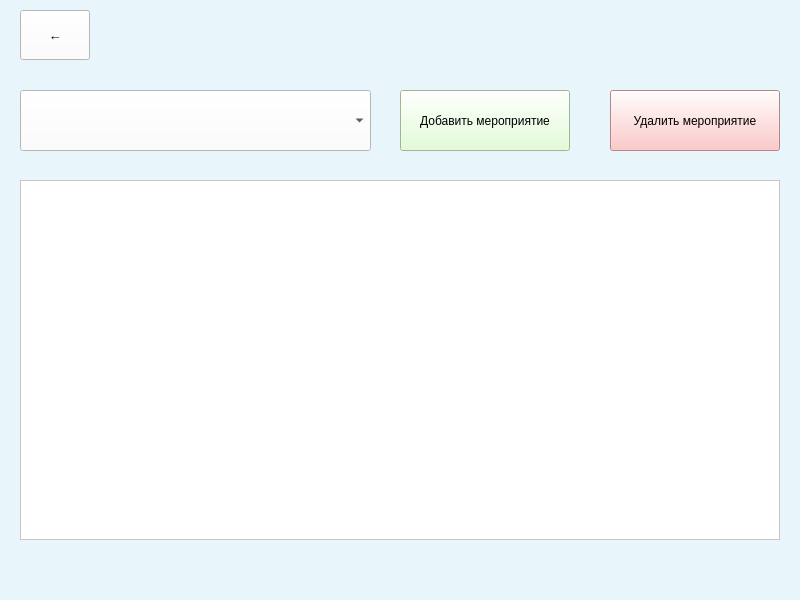
Old version of the form qt/list_of_events.ui in the repository andrei-229/valanter_app.
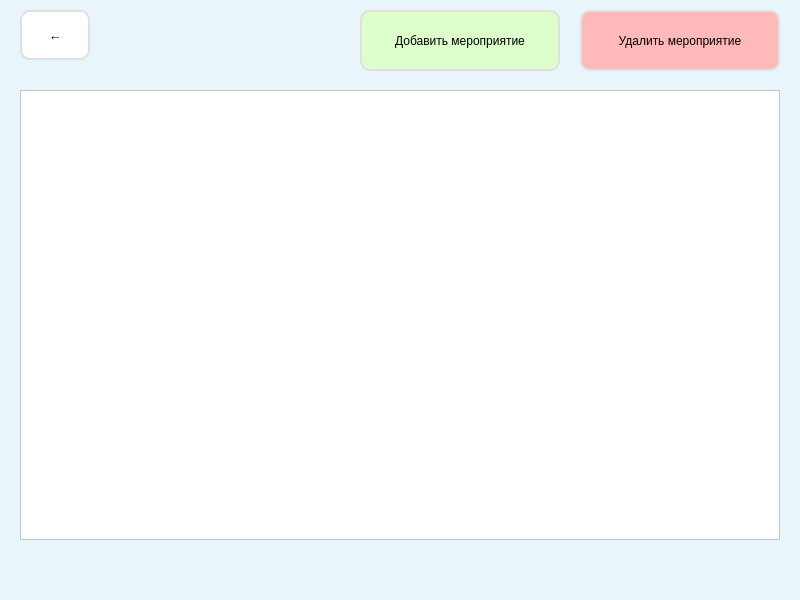
New version of the form.

```diff
--- a/qt/list_of_events.ui
+++ b/qt/list_of_events.ui
@@ -29,32 +29,19 @@
    <string notr="true">background-color: rgb(232, 245, 250);</string>
   </property>
   <widget class="QWidget" name="centralwidget">
-   <widget class="QComboBox" name="list_events">
-    <property name="geometry">
-     <rect>
-      <x>20</x>
-      <y>90</y>
-      <width>351</width>
-      <height>61</height>
-     </rect>
-    </property>
-    <property name="styleSheet">
-     <string notr="true">background-color: rgb(255, 255, 255);</string>
-    </property>
-   </widget>
    <widget class="QTableWidget" name="event">
     <property name="geometry">
      <rect>
       <x>20</x>
-      <y>180</y>
+      <y>90</y>
       <width>760</width>
-      <height>360</height>
+      <height>450</height>
      </rect>
     </property>
     <property name="minimumSize">
      <size>
       <width>760</width>
-      <height>360</height>
+      <height>450</height>
      </size>
     </property>
     <property name="maximumSize">
@@ -96,11 +83,15 @@
     <property name="styleSheet">
      <string notr="true">QPushButton{
 background-color: rgb(255, 255, 255);
+border: 2px solid #E0E0E0;
+border-radius: 10px;
 }
 QPushButton:hover{
 background-color: rgb(242, 255, 235);
 }
-</string>
+QPushButton:pressed{
+border: 2px solid #404040;
+}</string>
     </property>
     <property name="text">
      <string>←</string>
@@ -109,15 +100,29 @@
    <widget class="QPushButton" name="add_student_but">
     <property name="geometry">
      <rect>
-      <x>400</x>
-      <y>90</y>
-      <width>170</width>
+      <x>360</x>
+      <y>10</y>
+      <width>200</width>
       <height>61</height>
      </rect>
     </property>
+    <property name="minimumSize">
+     <size>
+      <width>200</width>
+      <height>0</height>
+     </size>
+    </property>
+    <property name="maximumSize">
+     <size>
+      <width>200</width>
+      <height>16777215</height>
+     </size>
+    </property>
     <property name="styleSheet">
      <string notr="true">QPushButton{
 background-color: rgb(221, 255, 204);
+border: 2px solid #E0E0E0;
+border-radius: 10px;
 }
 QPushButton:hover{
 background-color: rgb(201, 255, 128);
@@ -131,21 +136,29 @@
    <widget class="QPushButton" name="delete_student_but">
     <property name="geometry">
      <rect>
-      <x>610</x>
-      <y>90</y>
-      <width>170</width>
+      <x>580</x>
+      <y>10</y>
+      <width>200</width>
       <height>61</height>
      </rect>
     </property>
     <property name="minimumSize">
      <size>
-      <width>170</width>
+      <width>200</width>
       <height>0</height>
      </size>
     </property>
+    <property name="maximumSize">
+     <size>
+      <width>200</width>
+      <height>16777215</height>
+     </size>
+    </property>
     <property name="styleSheet">
      <string notr="true">QPushButton{
 background-color: rgb(255, 185, 185);
+border: 2px solid #E0E0E0;
+border-radius: 10px;
 }
 QPushButton:hover{
 background-color: rgb(255, 128, 128);
```
Left out of the diff: 11 changed lines with no effect on the pictures.
